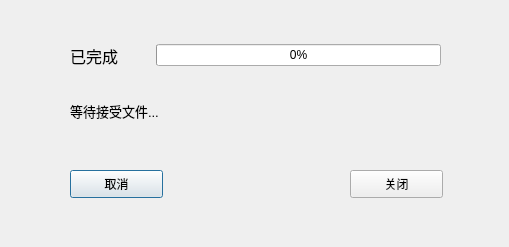
Old version of the form client.ui in the repository holdonbush/QT-sample-chat-application.
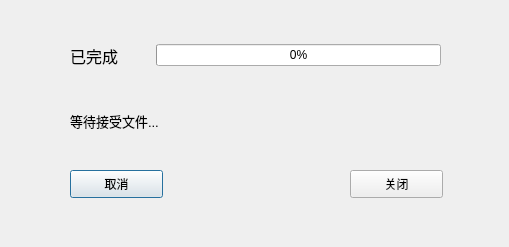
New version of the form.

What changed in the file:
```diff
--- a/client.ui
+++ b/client.ui
@@ -17,9 +17,9 @@
    <property name="geometry">
     <rect>
      <x>70</x>
-     <y>100</y>
+     <y>90</y>
      <width>371</width>
-     <height>21</height>
+     <height>61</height>
     </rect>
    </property>
    <property name="font">
```
